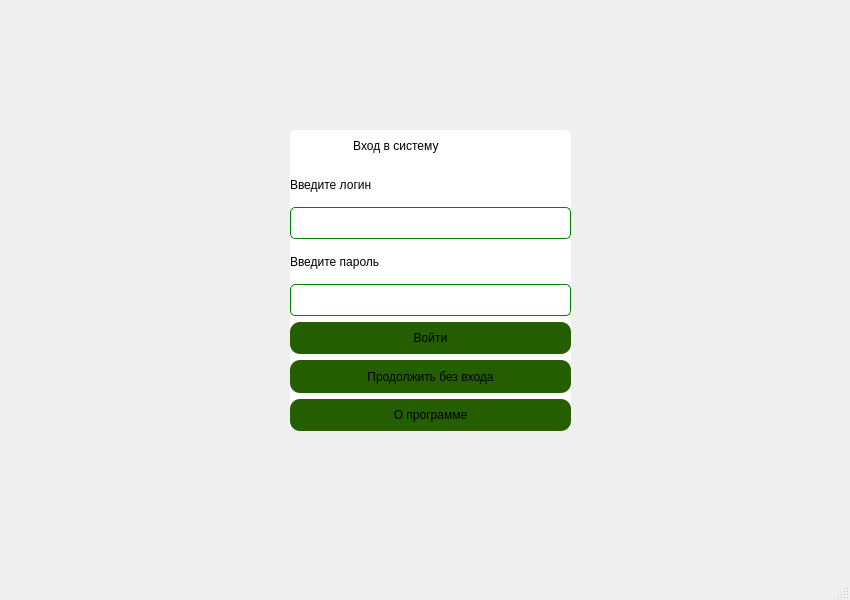
Above: electronicdiary.ui from alpha4vit/polya-el-diary before the change. Below: the same form after it.
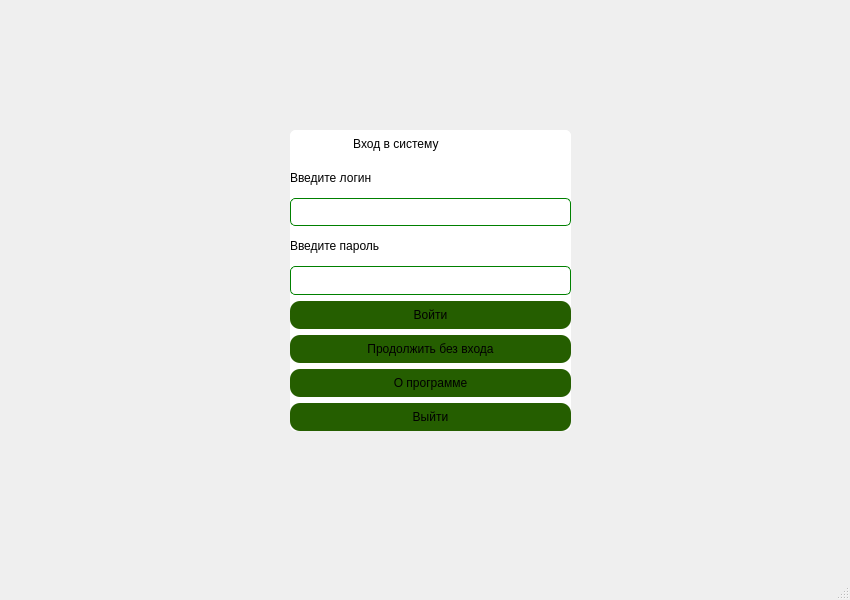
That is the form after the change.

What changed in the file:
```diff
--- a/electronicdiary.ui
+++ b/electronicdiary.ui
@@ -210,6 +210,26 @@
        </property>
       </widget>
      </item>
+     <item>
+      <widget class="QPushButton" name="pushButton_4">
+       <property name="sizePolicy">
+        <sizepolicy hsizetype="Minimum" vsizetype="Minimum">
+         <horstretch>0</horstretch>
+         <verstretch>0</verstretch>
+        </sizepolicy>
+       </property>
+       <property name="styleSheet">
+        <string notr="true">QPushButton{
+     border-radius: 10px;
+     background-color: rgb(37, 94, 0);
+	font: 600 15pt &quot;SF Pro&quot;;
+}</string>
+       </property>
+       <property name="text">
+        <string>Выйти</string>
+       </property>
+      </widget>
+     </item>
     </layout>
    </widget>
   </widget>
```
Left out of the diff: 2 changed lines with no effect on the pictures.
